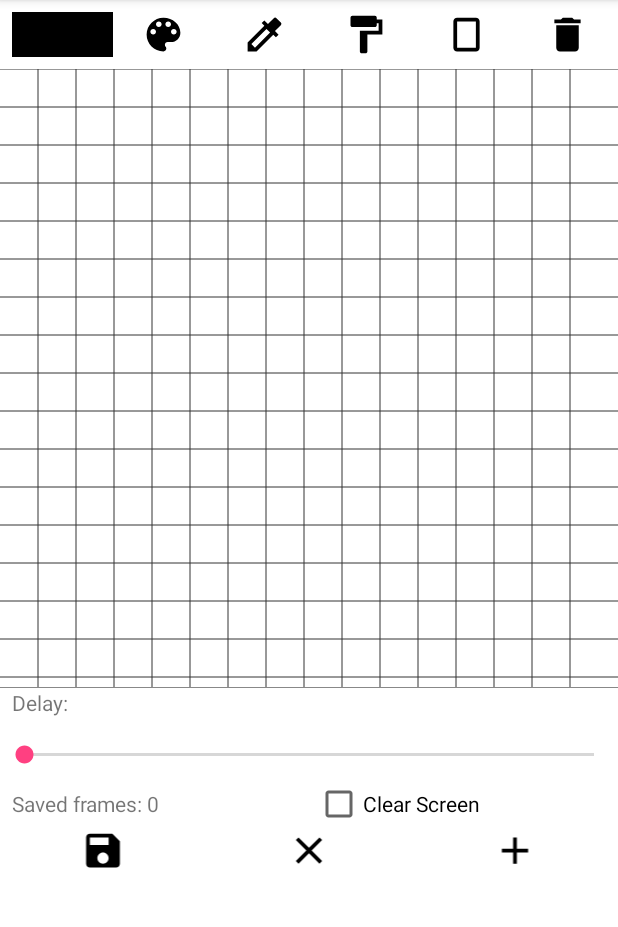
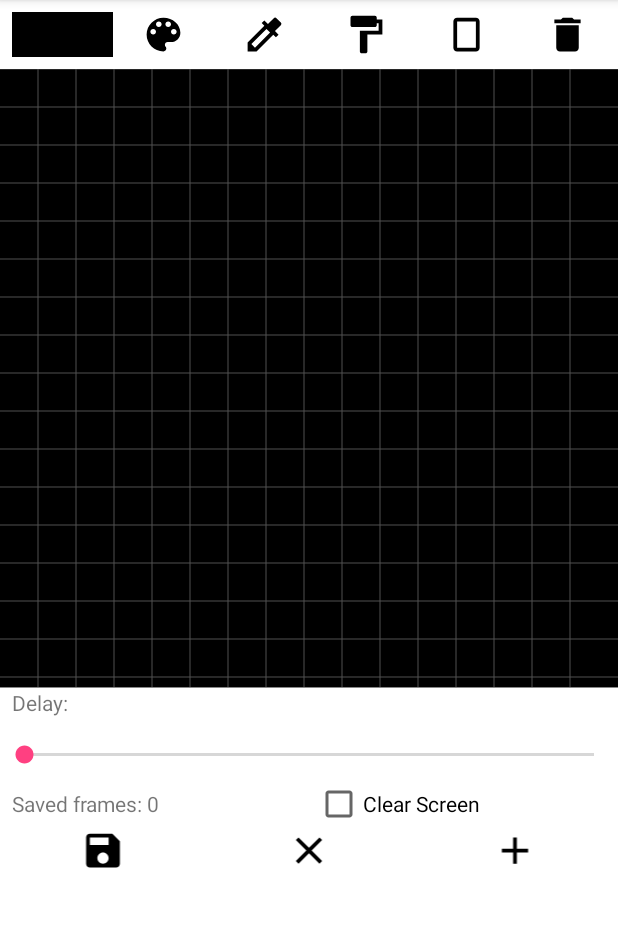
Before and after one commit to gkaffka/arduinoledpanel, an Android app: the screen it shows after launch (FullscreenActivity), on a phone screen of 412 x 824 dp, the part 84-1011 px from its top. Run offline under Robolectric (Android 15) with nearby library versions, the phone set to English and light mode, and no system bars; libraries missing offline, so code that uses them is left out: com.jrummyapps.android.

Commit message:
Let the default background black to enable the better use of white

```diff
--- a/app/src/main/java/com/android/kaffka/arduinoledpainel/views/PixelGridView.java
+++ b/app/src/main/java/com/android/kaffka/arduinoledpainel/views/PixelGridView.java
@@ -98,7 +98,7 @@ public class PixelGridView extends View {
 
     @Override
     protected void onDraw(Canvas canvas) {
-        canvas.drawColor(Color.WHITE);
+        canvas.drawColor(Color.BLACK);
 
         if (numColumns == 0 || numRows == 0 || cellChecked == null) {
             return;
@@ -180,7 +180,7 @@ public class PixelGridView extends View {
     private void init() {
         blackPaint.setStyle(Paint.Style.FILL_AND_STROKE);
         gridPaint.setStyle(Paint.Style.FILL_AND_STROKE);
-        gridPaint.setColor(Color.rgb(50, 50, 50));
+        gridPaint.setColor(Color.rgb(80, 80, 80));
 
     }
 
```
